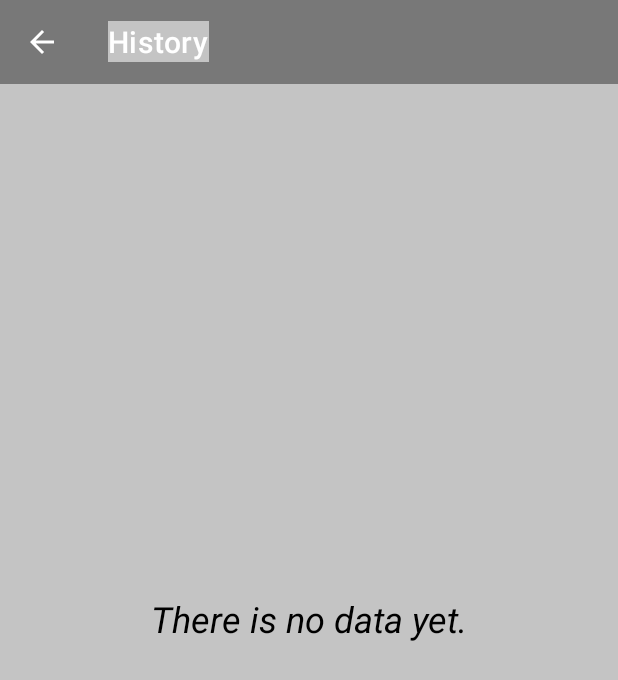
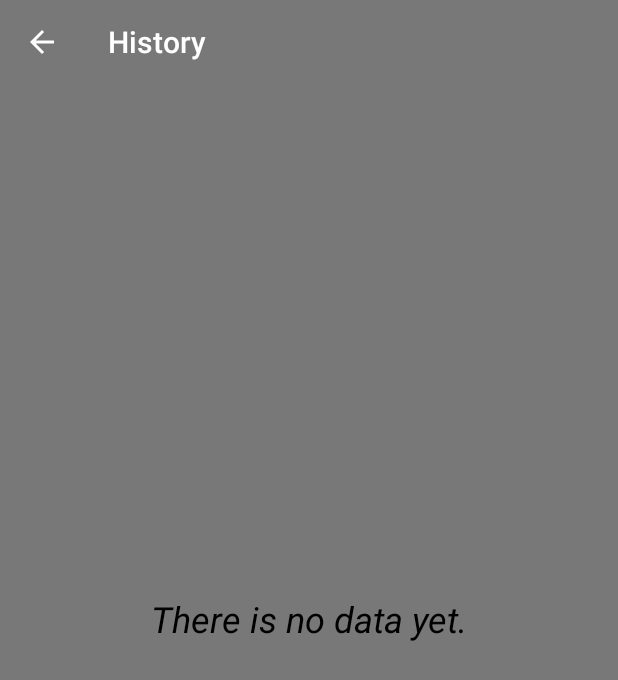
Before and after one commit to davidalex-dev/Project_Thermally, an Android app: the HistoryActivity screen opened directly, with no data from a screen before it, on a phone screen of 412 x 824 dp. Shown: the top 680 px of the screen. Run offline under Robolectric (Android 15) with nearby library versions, the phone set to English and light mode, and no system bars.

Commit message:
More design tidyup, final code for now

```diff
--- a/app/src/main/java/com/uc/thermally/HistoryActivity.java
+++ b/app/src/main/java/com/uc/thermally/HistoryActivity.java
@@ -1,6 +1,7 @@
 package com.uc.thermally;
 
 import androidx.appcompat.app.AppCompatActivity;
+import androidx.appcompat.widget.Toolbar;
 import androidx.recyclerview.widget.LinearLayoutManager;
 import androidx.recyclerview.widget.RecyclerView;
 
@@ -16,39 +17,63 @@ import java.util.ArrayList;
 public class HistoryActivity extends AppCompatActivity {
 
     private RecyclerView history_recyclerView;
-    private static final String TAG = "ConvertInfoActivity";
+    private static final String TAG = "HistoryActivity";
     public static ArrayList<History> listTemp = new ArrayList<>();
     private HistoryRVAdapter adapter = new HistoryRVAdapter(listTemp);
     private TextView history_noData;
+    private Toolbar history_Toolbar;
 
     @Override
     protected void onCreate(Bundle savedInstanceState) {
+        Log.d(TAG, "super on create saved instance state");
         super.onCreate(savedInstanceState);
+        Log.d(TAG, "setContentView activity history");
         setContentView(R.layout.activity_history);
+        Log.d(TAG, "entering initview");
         initView();
+        Log.d(TAG, "entering setuprecyclerview");
         setupRecyclerView();
+
         //addTemp(); //for debug purposes only
 
+        Log.d(TAG, "listTemp size is: " + listTemp.size());
         if(listTemp.size() < 1){
+            Log.d(TAG, "no data set visible");
             history_noData.setVisibility(View.VISIBLE);
         }else{
+            Log.d(TAG, "nodata ser invinsible");
             history_noData.setVisibility(View.INVISIBLE);
+            adapter.notifyDataSetChanged();
+            Log.d(TAG, "adapter notifydatasetchanged");
         }
+
+        history_Toolbar.setNavigationOnClickListener(new View.OnClickListener() {
+            @Override
+            public void onClick(View view) {
+                Log.d(TAG, "clicked on back button");
+                finish();
+            }
+        });
 
     }
 
     private void initView(){
         ConvertActivity ca = new ConvertActivity();
+        Log.d(TAG, "convert ca new converactvitiy");
         listTemp = ca.getList();
+        Log.d(TAG, "get list");
         history_recyclerView = findViewById(R.id.history_recyclerView);
+        Log.d(TAG, "find view by id recyclerview");
         history_noData = findViewById(R.id.history_noData);
+        Log.d(TAG, "findviewbyid nodata");
+        history_Toolbar = findViewById(R.id.history_Toolbar);
+        Log.d(TAG, "findviewbyid toolbar");
     }
 
     private void setupRecyclerView(){
         RecyclerView.LayoutManager manager = new LinearLayoutManager(getBaseContext());
         history_recyclerView.setLayoutManager(manager);
         history_recyclerView.setAdapter(adapter);
-        adapter.notifyDataSetChanged();
     }
 
     private void addTemp(){
--- a/app/src/main/res/layout/activity_convert_info.xml
+++ b/app/src/main/res/layout/activity_convert_info.xml
@@ -14,6 +14,7 @@
         android:layout_marginTop="22dp"
         android:layout_marginEnd="95dp"
         android:text="@string/option_convert"
+        android:textColor="#000000"
         android:textSize="30sp"
         android:textStyle="bold"
         app:layout_constraintEnd_toEndOf="parent"
--- a/app/src/main/res/layout/activity_history.xml
+++ b/app/src/main/res/layout/activity_history.xml
@@ -4,6 +4,7 @@
     xmlns:tools="http://schemas.android.com/tools"
     android:layout_width="match_parent"
     android:layout_height="match_parent"
+    android:theme="@style/HistoryBG"
     tools:context=".HistoryActivity">
 
     <androidx.recyclerview.widget.RecyclerView
@@ -13,13 +14,12 @@
         app:layout_constraintBottom_toBottomOf="parent"
         app:layout_constraintEnd_toEndOf="parent"
         app:layout_constraintStart_toStartOf="parent"
-        app:layout_constraintTop_toBottomOf="@+id/toolbar" />
+        app:layout_constraintTop_toBottomOf="@+id/history_Toolbar" />
 
     <androidx.appcompat.widget.Toolbar
-        android:id="@+id/toolbar"
+        android:id="@+id/history_Toolbar"
         android:layout_width="match_parent"
         android:layout_height="wrap_content"
-        android:background="#787878"
         android:minHeight="?attr/actionBarSize"
         app:layout_constraintEnd_toEndOf="parent"
         app:layout_constraintStart_toStartOf="parent"
@@ -40,5 +40,5 @@
         app:layout_constraintBottom_toBottomOf="parent"
         app:layout_constraintEnd_toEndOf="parent"
         app:layout_constraintStart_toStartOf="parent"
-        app:layout_constraintTop_toTopOf="@id/toolbar" />
+        app:layout_constraintTop_toTopOf="@id/history_Toolbar" />
 </androidx.constraintlayout.widget.ConstraintLayout>
--- a/app/src/main/res/layout/card_history.xml
+++ b/app/src/main/res/layout/card_history.xml
@@ -71,8 +71,8 @@
 
             <TextView
                 android:id="@+id/history_Degrees"
-                android:layout_width="wrap_content"
-                android:layout_height="wrap_content"
+                android:layout_width="205dp"
+                android:layout_height="46dp"
                 android:layout_marginStart="24dp"
                 android:layout_marginTop="36dp"
                 android:layout_marginEnd="164dp"
--- a/app/src/main/res/values/themes.xml
+++ b/app/src/main/res/values/themes.xml
@@ -7,6 +7,12 @@
         <item name="android:background">#C4C4C4</item>
     </style>
 
+    <style name="HistoryBG" parent="Theme.AppCompat.Light.NoActionBar">
+        <item name="colorPrimary">@color/white</item>
+        <item name="colorSecondary">@color/black</item>
+        <item name="android:background">#787878</item>
+    </style>
+
     <style name="SplashBG" parent="Theme.AppCompat.Light.NoActionBar">
         <item name="android:background">#4E4B4B</item>
         <item name="colorPrimary">@color/white</item>
```
Also changed, not shown: app/src/main/res/layout/activity_about.xml (+8 -0 lines).
